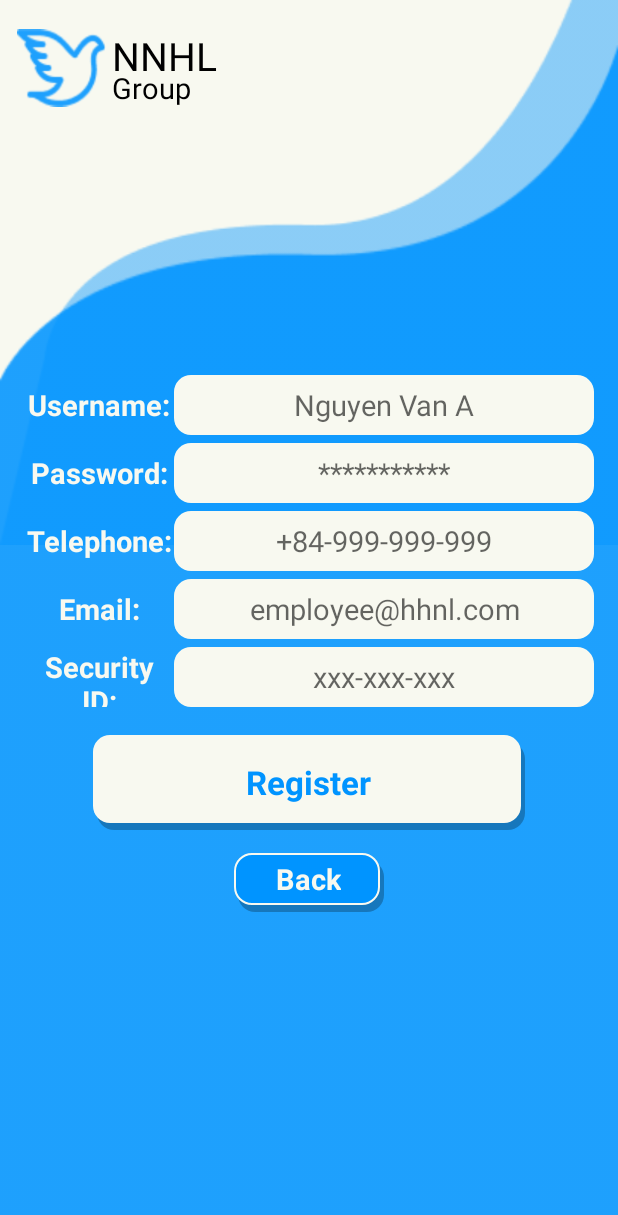
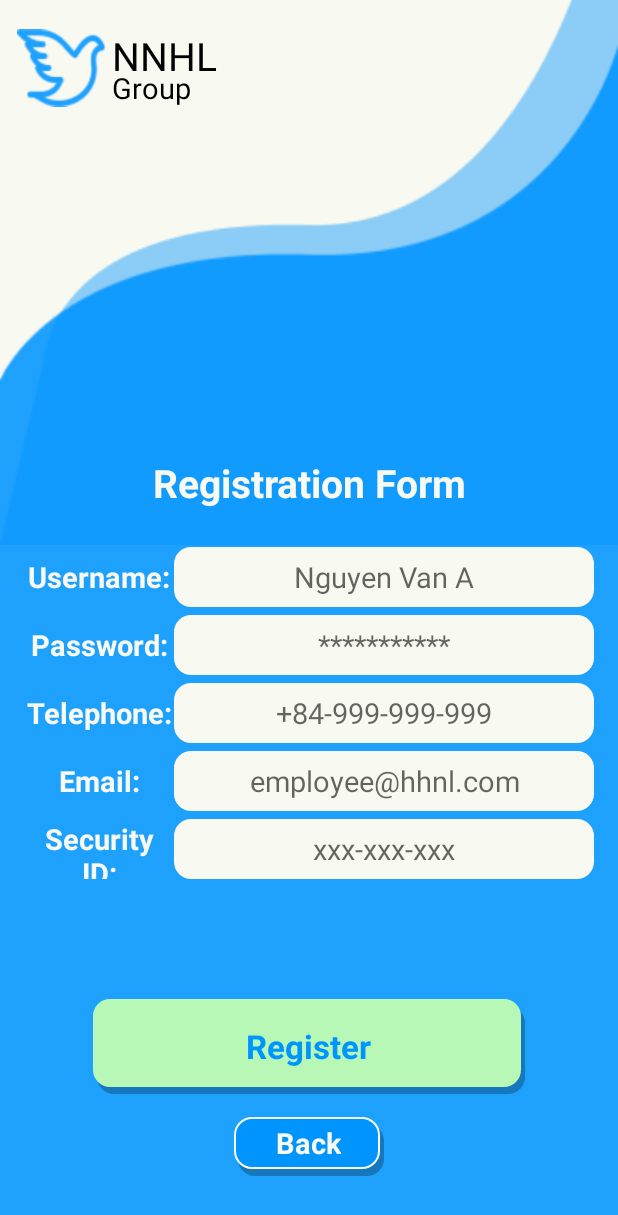
Before and after one commit to gigajet/ebank, an Android app: the CounsellorRegisterActivity screen opened directly, with no data from a screen before it, on a phone screen of 412 x 824 dp. Shown: the top 1215 px of the screen. Run offline under Robolectric (Android 15) with nearby library versions, the light colour scheme and no system bars; our stand-ins replace Firebase (no records; nobody signed in at launch, a user with empty details on screens opened directly).

Commit message:
add_screen_button_scale

```diff
--- a/app/src/main/res/layout/counsellorregisterview.xml
+++ b/app/src/main/res/layout/counsellorregisterview.xml
@@ -69,9 +69,35 @@
 
 			</RelativeLayout>
 
+
+			<RelativeLayout android:id="@+id/logoutOption"
+				android:layout_centerHorizontal="true"
+				android:layout_above="@+id/usernameinputtext_ek1"
+				android:layout_width="wrap_content"
+				android:layout_height="wrap_content"
+				android:layout_marginBottom="20dp"
+				>
+
+				<TextView android:id="@+id/requestTitle"
+					android:textStyle="bold"
+					android:textSize="26sp"
+					android:layout_marginTop="10dp"
+					android:textColor="@color/fullbackground_color"
+					android:layout_width="wrap_content"
+					android:layout_height="wrap_content"
+					android:layout_centerInParent="true"
+					android:text="Registration Form"
+					android:textAlignment="center"
+					android:gravity="center"
+					/>
+
+			</RelativeLayout>
+
+
+
 			<RelativeLayout android:id="@+id/backloginButton"
-				android:layout_marginTop="15dp"
-				android:layout_below="@+id/registerPage"
+				android:layout_alignParentBottom="true"
+				android:layout_marginBottom="40dp"
 				android:layout_centerHorizontal="true"
 				android:layout_width="wrap_content"
 				android:layout_height="wrap_content"
@@ -101,7 +127,8 @@
 
 
 			<RelativeLayout android:id="@+id/usernameinputtext_ek1"
-				android:layout_marginTop="250dp"
+				android:layout_above="@+id/passwordinputtext_ek1"
+				android:layout_marginBottom="5dp"
 				android:layout_centerHorizontal="true"
 				android:layout_width="wrap_content"
 				android:layout_height="wrap_content"
@@ -132,9 +159,9 @@
 			</RelativeLayout>
 
 			<RelativeLayout android:id="@+id/passwordinputtext_ek1"
-				android:layout_below="@+id/usernameinputtext_ek1"
+				android:layout_above="@+id/telephoneinputtext"
 				android:layout_centerHorizontal="true"
-				android:layout_marginTop="5dp"
+				android:layout_marginBottom="5dp"
 				android:layout_width="wrap_content"
 				android:layout_height="wrap_content"
 				>
@@ -165,9 +192,9 @@
 			</RelativeLayout>
 
 			<RelativeLayout android:id="@+id/telephoneinputtext"
-				android:layout_below="@+id/passwordinputtext_ek1"
+				android:layout_above="@+id/emailinputtext"
 				android:layout_centerHorizontal="true"
-				android:layout_marginTop="5dp"
+				android:layout_marginBottom="5dp"
 				android:layout_width="wrap_content"
 				android:layout_height="wrap_content"
 				>
@@ -198,9 +225,9 @@
 			</RelativeLayout>
 
 			<RelativeLayout android:id="@+id/emailinputtext"
-				android:layout_below="@+id/telephoneinputtext"
+				android:layout_above="@+id/sidinputtext"
+				android:layout_marginBottom="5dp"
 				android:layout_centerHorizontal="true"
-				android:layout_marginTop="5dp"
 				android:layout_width="wrap_content"
 				android:layout_height="wrap_content"
 				>
@@ -231,9 +258,9 @@
 			</RelativeLayout>
 
 			<RelativeLayout android:id="@+id/sidinputtext"
-				android:layout_below="@+id/emailinputtext"
+				android:layout_above="@+id/registerPage"
 				android:layout_centerHorizontal="true"
-				android:layout_marginTop="5dp"
+				android:layout_marginBottom="80dp"
 				android:layout_width="wrap_content"
 				android:layout_height="wrap_content"
 				>
@@ -263,7 +290,8 @@
 			</RelativeLayout>
 
 			<RelativeLayout android:id="@+id/registerPage"
-				android:layout_marginTop="490dp"
+				android:layout_above="@+id/backloginButton"
+				android:layout_marginBottom="15dp"
 				android:layout_centerHorizontal="true"
 				android:layout_width="wrap_content"
 				android:layout_height="wrap_content"
@@ -272,7 +300,7 @@
 				<ImageButton
 					android:foreground="?android:attr/selectableItemBackground"
 					android:id="@+id/registerButton"
-					android:background="@drawable/shadow_button"
+					android:background="@drawable/shadow_button_5"
 					android:layout_width="288dp"
 					android:layout_height="63dp"
 					/>
```
Also changed, not shown: app/src/main/res/layout/clientrequestview.xml (+11 -10 lines), app/src/main/res/layout/clientwaitingview.xml (+7 -6 lines), app/src/main/res/layout/counsellorloginview.xml (+12 -10 lines), app/src/main/res/layout/counsellormainview.xml (+52 -39 lines), app/src/main/res/layout/startview.xml (+4 -3 lines).
